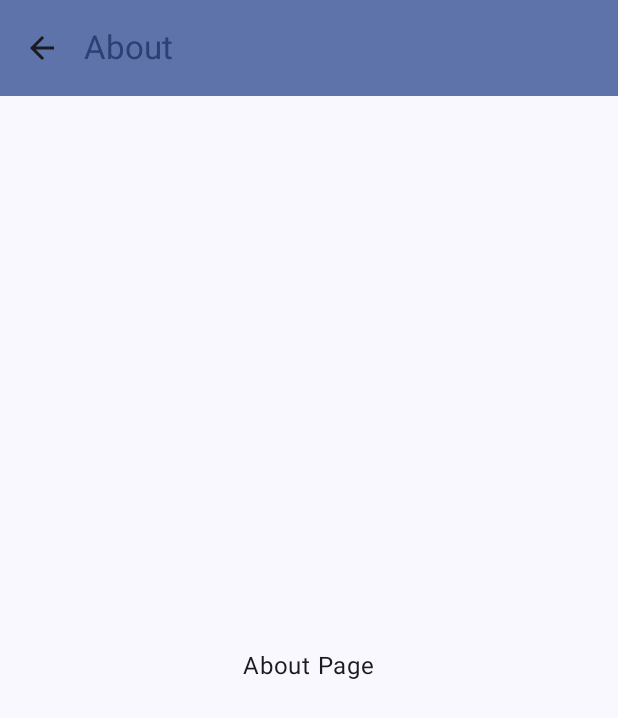
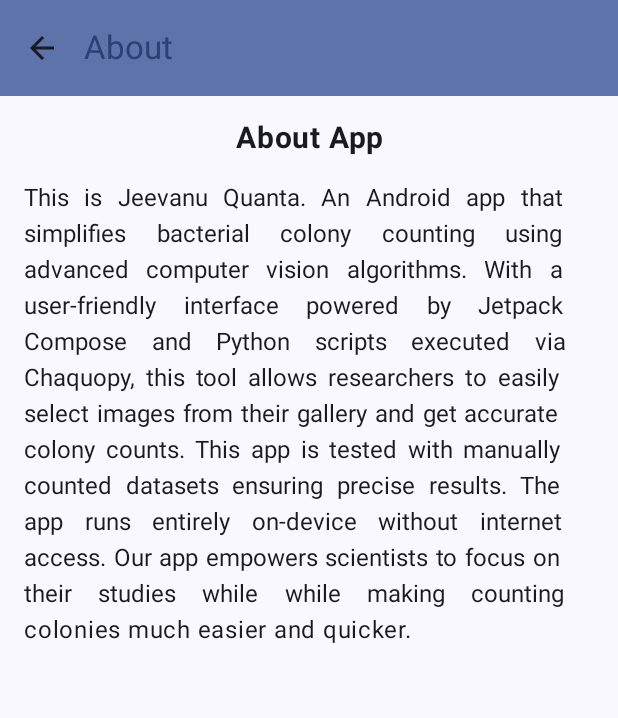
Before and after one commit to prachiarora06/Jeevanu-Quanta, an Android app built with Jetpack Compose: the AboutPage screen opened through its navigation route, on a phone screen of 412 x 824 dp. Shown: the top 718 px of the screen. Run offline under Robolectric (Android 15) with nearby library versions, the phone set to English and light mode, and no system bars; libraries missing offline, so code that uses them is left out: com.chaquo.python; 4 statements that could not run were skipped.

Commit message:
feat: add about app to about page

```diff
--- a/app/src/main/java/com/prachiarora06/jeevanu_quanta/AboutPage.kt
+++ b/app/src/main/java/com/prachiarora06/jeevanu_quanta/AboutPage.kt
@@ -1,6 +1,5 @@
 package com.prachiarora06.jeevanu_quanta
 
-import androidx.compose.foundation.layout.Arrangement
 import androidx.compose.foundation.layout.fillMaxSize
 import androidx.compose.material3.ExperimentalMaterial3Api
 import androidx.compose.material3.IconButton
@@ -9,15 +8,19 @@ import androidx.compose.material3.Scaffold
 import androidx.compose.material3.Text
 import androidx.compose.material3.Icon
 import androidx.compose.foundation.layout.Column
+import androidx.compose.foundation.layout.fillMaxWidth
 import androidx.compose.foundation.layout.padding
 import androidx.compose.material.icons.Icons
 import androidx.compose.material.icons.filled.ArrowBack
-import androidx.compose.material.icons.filled.MoreVert
 import androidx.compose.material3.TopAppBar
 import androidx.compose.material3.TopAppBarDefaults
 import androidx.compose.ui.Modifier
 import androidx.compose.runtime.Composable
-import androidx.compose.ui.Alignment
+import androidx.compose.ui.res.stringResource
+import androidx.compose.ui.text.font.FontWeight
+import androidx.compose.ui.text.style.TextAlign
+import androidx.compose.ui.unit.dp
+import androidx.compose.ui.unit.sp
 import androidx.navigation.NavController
 
 @OptIn(ExperimentalMaterial3Api::class)
@@ -47,13 +50,26 @@ fun AboutPage(navController: NavController) {
         modifier = Modifier.fillMaxSize()
     ) { innerPadding ->
         Column(
-            horizontalAlignment = Alignment.CenterHorizontally,
-            verticalArrangement = Arrangement.Center,
             modifier = Modifier
                 .padding(innerPadding)
                 .fillMaxSize()
         ) {
-            Text("About Page")
+            Text(
+                "About App",
+                textAlign = TextAlign.Center,
+                fontSize = 20.sp,
+                fontWeight = FontWeight.Bold,
+                modifier = Modifier
+                    .fillMaxWidth()
+                    .padding(top = 16.dp)
+            )
+            Text(
+                stringResource(id = R.string.about_app),
+                textAlign = TextAlign.Justify,
+                fontSize = 16.sp,
+                modifier = Modifier
+                    .padding(16.dp)
+            )
         }
     }
 }
--- a/app/src/main/java/com/prachiarora06/jeevanu_quanta/MainActivity.kt
+++ b/app/src/main/java/com/prachiarora06/jeevanu_quanta/MainActivity.kt
@@ -16,7 +16,7 @@ class MainActivity : ComponentActivity() {
         super.onCreate(savedInstanceState)
         enableEdgeToEdge()
 
-        if(!Python.isStarted()) {
+        if (!Python.isStarted()) {
             Python.start(AndroidPlatform(this))
         }
         val py = Python.getInstance()
@@ -27,7 +27,8 @@ class MainActivity : ComponentActivity() {
                 val navController = rememberNavController()
                 NavHost(
                     navController = navController,
-                    startDestination = "AppHome") {
+                    startDestination = "AppHome"
+                ) {
                     composable("AppHome") {
                         AppHome(colCount, contentResolver, navController)
                     }
--- a/app/src/main/res/values/strings.xml
+++ b/app/src/main/res/values/strings.xml
@@ -1,3 +1,4 @@
 <resources>
     <string name="app_name">Jeevanu-Quanta</string>
+    <string name="about_app">This is Jeevanu Quanta. An Android app that simplifies bacterial colony counting using advanced computer vision algorithms. With a user-friendly interface powered by Jetpack Compose and Python scripts executed via Chaquopy, this tool allows researchers to easily select images from their gallery and get accurate colony counts. This app is tested with manually counted datasets ensuring precise results. The app runs entirely on-device without internet access. Our app empowers scientists to focus on their studies while while making counting colonies much easier and quicker.</string>
 </resources>
```
